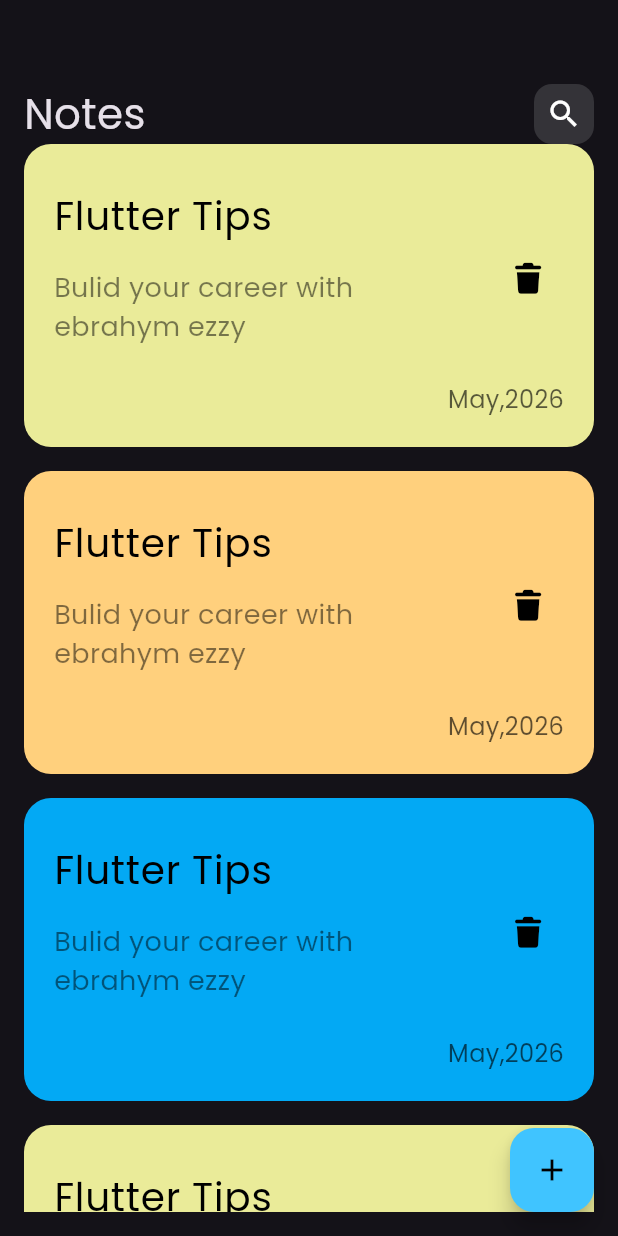
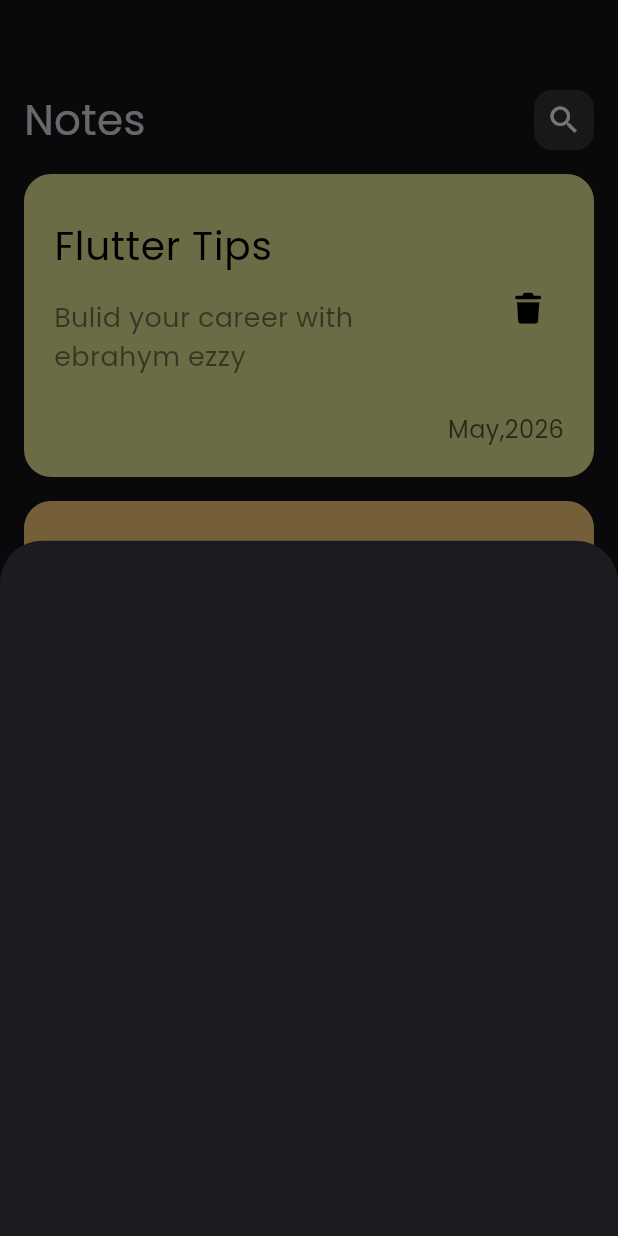
Before and after one commit to abrahymZy/Notes_app, a Flutter app: the screen it shows after launch, after a tap on the "add" icon, on a phone screen of 412 x 824 dp. Run offline on Flutter 3.47's test engine with Material 3 defaults, Android fonts, the phone set to English and light mode, and no system bars; our stand-ins replace font_awesome_flutter.

Commit message:
create add Notes view as model bottom sheet

```diff
--- /dev/null
+++ b/lib/views/add_note_bottom_sheet.dart
@@ -0,0 +1,10 @@
+import 'package:flutter/material.dart';
+
+class AddNoteBottomSheet extends StatelessWidget {
+  const AddNoteBottomSheet({super.key});
+
+  @override
+  Widget build(BuildContext context) {
+    return Container();
+  }
+}
--- a/lib/views/notes_view.dart
+++ b/lib/views/notes_view.dart
@@ -1,4 +1,5 @@
 import 'package:flutter/material.dart';
+import 'package:notes_app/views/add_note_bottom_sheet.dart';
 import 'package:notes_app/widget/custem_app_bar.dart';
 import 'package:notes_app/widget/notes_view_body.dart';
 
@@ -9,19 +10,24 @@ class NotesView extends StatelessWidget {
   Widget build(BuildContext context) {
     return Scaffold(
       body: Padding(
-        padding: const EdgeInsets.all(16.0),
+        padding: const EdgeInsets.symmetric(horizontal: 16.0),
         child: Column(
           children: [
-            SizedBox(height: 40),
+            SizedBox(height: 60),
             CustemAppBar(),
-            // SizedBox(height: 10),
             Expanded(child: NotesViewBody()),
           ],
         ),
       ),
-
       floatingActionButton: FloatingActionButton(
-        onPressed: () {},
+        onPressed: () {
+          showModalBottomSheet(
+            context: context,
+            builder: (context) {
+              return AddNoteBottomSheet();
+            },
+          );
+        },
         backgroundColor: Colors.lightBlueAccent,
         child: Icon(Icons.add, color: Colors.black),
       ),
--- a/lib/widget/notes_list_view.dart
+++ b/lib/widget/notes_list_view.dart
@@ -6,13 +6,17 @@ class NotesListView extends StatelessWidget {
   final colors = const [Color(0xffEAEB99), Color(0xffFFD07D), Colors.lightBlue];
   @override
   Widget build(BuildContext context) {
-    return ListView.builder(
+    return Padding(
+      padding: const EdgeInsets.symmetric(vertical: 16.0),
+      child: ListView.builder(
+        padding: EdgeInsets.zero,
         itemBuilder: (context, index) {
           return Padding(
             padding: const EdgeInsets.only(bottom: 16.0),
             child: NoteItem(color: colors[index % 3]),
           );
         },
+      ),
     );
   }
 }
```
Lines whose indentation alone changed are shown as unchanged.
